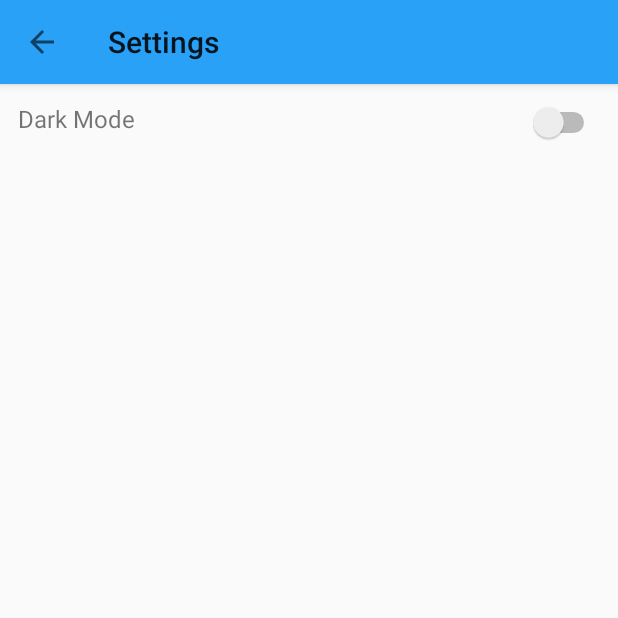
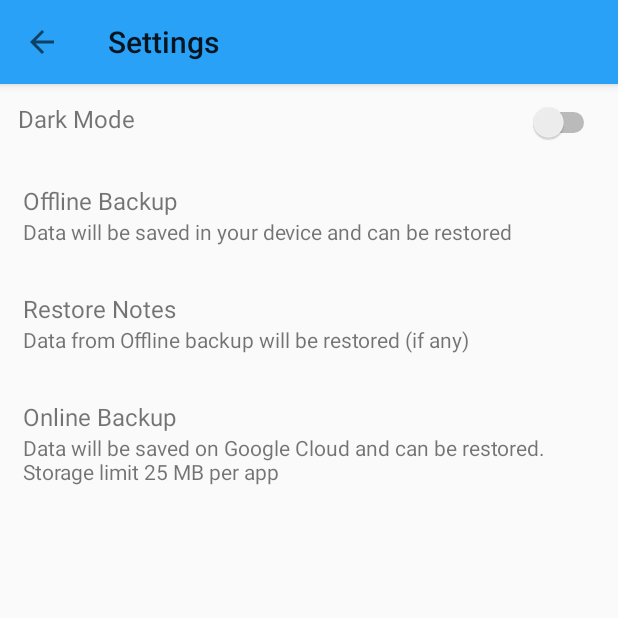
Before and after one commit to dipu989/Take-Notes, an Android app: the screen it shows after launch (SettingsActivity), in the side drawer, after a tap on "Settings", on a phone screen of 412 x 824 dp, the top half of it. Run offline under Robolectric (Android 15) with nearby library versions, the phone set to English and light mode, and no system bars; our stand-ins replace ButterKnife.

Commit message:
:sparkles: Add offline backup feature

```diff
--- a/app/src/main/java/com/example/takenotes/Activity/DisplayNoteActivity.java
+++ b/app/src/main/java/com/example/takenotes/Activity/DisplayNoteActivity.java
@@ -49,7 +49,6 @@ public class DisplayNoteActivity extends AppCompatActivity {
     protected void onCreate(Bundle savedInstanceState) {
         super.onCreate(savedInstanceState);
         setContentView(R.layout.activity_display_note);
-
         displayTitle = findViewById(R.id.display_title);
         displayBody = findViewById(R.id.display_body);
         displayId = findViewById(R.id.display_id);
--- a/app/src/main/java/com/example/takenotes/Activity/MainActivity.java
+++ b/app/src/main/java/com/example/takenotes/Activity/MainActivity.java
@@ -12,6 +12,7 @@ import androidx.drawerlayout.widget.DrawerLayout;
 import android.content.Intent;
 import android.graphics.Color;
 import android.os.Bundle;
+import android.util.Log;
 import android.view.MenuItem;
 import android.view.View;
 import android.view.Window;
@@ -43,6 +44,12 @@ public class MainActivity extends AppCompatActivity implements NavigationView.On
     private Button newNote;
     private Toolbar toolbar;
     private Window window;
+
+    @Override
+    protected void onPostResume() {
+        getSupportFragmentManager().beginTransaction().replace(R.id.fragment_container, new NotesFragment()).commit();
+        super.onPostResume();
+    }
 
     @Override
     protected void onCreate(Bundle savedInstanceState) {
--- a/app/src/main/java/com/example/takenotes/Activity/NewNoteActivity.java
+++ b/app/src/main/java/com/example/takenotes/Activity/NewNoteActivity.java
@@ -56,6 +56,12 @@ public class NewNoteActivity extends AppCompatActivity {
    */
 
     private FloatingActionButton saveBtn;
+
+    @Override
+    protected void onStop() {
+        super.onStop();
+        myDb.close();
+    }
 
     @Override
     protected void onCreate(Bundle savedInstanceState) {
--- a/app/src/main/java/com/example/takenotes/Utils/DatabaseUtil.java
+++ b/app/src/main/java/com/example/takenotes/Utils/DatabaseUtil.java
@@ -6,6 +6,7 @@ import android.database.Cursor;
 import android.database.sqlite.SQLiteDatabase;
 import android.database.sqlite.SQLiteOpenHelper;
 import android.util.Log;
+import android.view.View;
 
 import androidx.annotation.Nullable;
 
@@ -47,6 +48,7 @@ public class DatabaseUtil extends SQLiteOpenHelper {
         contentValues.put(COL_3, body);
          long result = db.insert(TABLE_NAME, null, contentValues);
 
+         db.close();
         if (result == -1)
             return false;
         return true;
@@ -55,11 +57,13 @@ public class DatabaseUtil extends SQLiteOpenHelper {
     public void deleteAll() {
         SQLiteDatabase db = this.getWritableDatabase();
         db.execSQL("delete from " + TABLE_NAME);
+        db.close();
     }
 
     public Cursor getAllData() {
         SQLiteDatabase db = this.getWritableDatabase();
         Cursor res = db.rawQuery("Select * from " + TABLE_NAME, null);
+        db.close();
         return res;
     }
 
--- a/app/src/main/res/layout/activity_settings.xml
+++ b/app/src/main/res/layout/activity_settings.xml
@@ -16,6 +16,7 @@
 
 
     <RelativeLayout
+        android:id="@+id/dark_mode_layout"
         android:layout_width="match_parent"
         android:layout_height="wrap_content"
         android:orientation="horizontal"
@@ -40,6 +41,96 @@
 
     </RelativeLayout>
 
+    <LinearLayout
+        android:id="@+id/offline_backup_layout"
+        android:layout_width="match_parent"
+        android:layout_height="wrap_content"
+        android:orientation="vertical"
+        android:layout_below="@id/dark_mode_layout"
+        android:layout_marginTop="8dp"
+        android:layout_margin="12dp"
+        android:padding="3dp"
+        android:clickable="true"
+        android:focusable="true"
+        android:background="?attr/selectableItemBackground"
+        android:onClick="createOfflineBackup">
+
+        <TextView
+            android:layout_width="wrap_content"
+            android:layout_height="wrap_content"
+            android:clickable="false"
+            android:textSize="16dp"
+            android:text="Offline Backup">
+        </TextView>
+
+        <TextView
+            android:layout_width="wrap_content"
+            android:layout_height="wrap_content"
+            android:clickable="false"
+            android:text="Data will be saved in your device and can be restored"
+            ></TextView>
+    </LinearLayout>
+
+    <LinearLayout
+        android:id="@+id/retrieve_offline_data"
+        android:layout_width="match_parent"
+        android:layout_height="wrap_content"
+        android:orientation="vertical"
+        android:layout_below="@id/offline_backup_layout"
+        android:layout_marginTop="8dp"
+        android:layout_margin="12dp"
+        android:padding="3dp"
+        android:clickable="true"
+        android:focusable="true"
+        android:background="?attr/selectableItemBackground"
+        android:onClick="loadOfflineData">
+
+        <TextView
+            android:layout_width="wrap_content"
+            android:layout_height="wrap_content"
+            android:clickable="false"
+            android:textSize="16dp"
+            android:text="Restore Notes">
+        </TextView>
+
+        <TextView
+            android:layout_width="wrap_content"
+            android:layout_height="wrap_content"
+            android:clickable="false"
+            android:text="Data from Offline backup will be restored (if any)"
+            ></TextView>
+    </LinearLayout>
+
+    <LinearLayout
+        android:id="@+id/online_backup_layout"
+        android:layout_width="match_parent"
+        android:layout_height="wrap_content"
+        android:orientation="vertical"
+        android:layout_below="@id/retrieve_offline_data"
+        android:layout_marginTop="8dp"
+        android:layout_margin="12dp"
+        android:padding="3dp"
+        android:clickable="true"
+        android:focusable="true"
+        android:background="?attr/selectableItemBackground">
+
+        <TextView
+            android:layout_width="wrap_content"
+            android:layout_height="wrap_content"
+            android:clickable="false"
+            android:textSize="16dp"
+            android:text="Online Backup">
+        </TextView>
+
+        <TextView
+            android:layout_width="wrap_content"
+            android:layout_height="wrap_content"
+            android:clickable="false"
+            android:text="Data will be saved on Google Cloud and can be restored. Storage limit 25 MB per app"
+            ></TextView>
+    </LinearLayout>
+
+
 
 
 </RelativeLayout>
```
Also changed, not shown: app/src/main/java/com/example/takenotes/Activity/SettingsActivity.java (+72 -10 lines).
